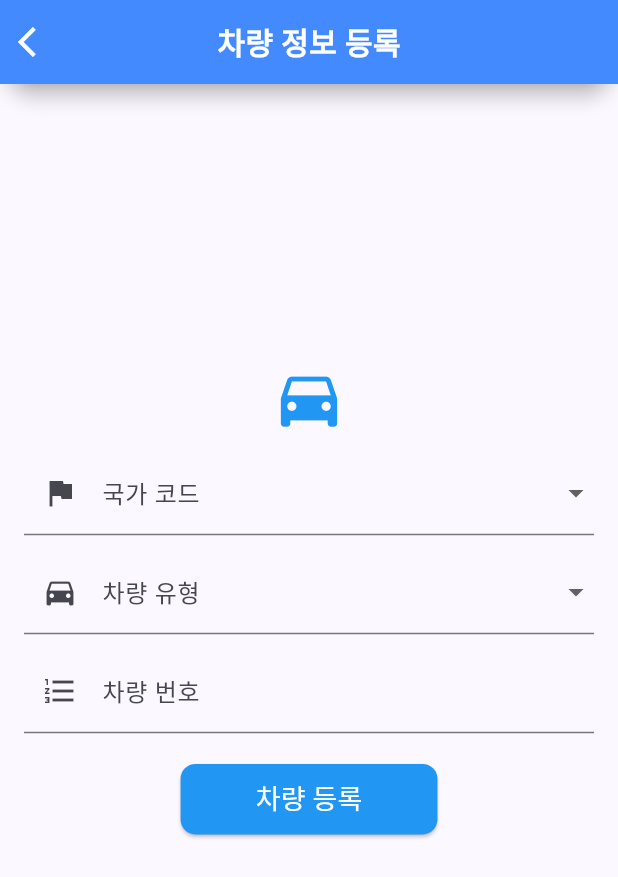
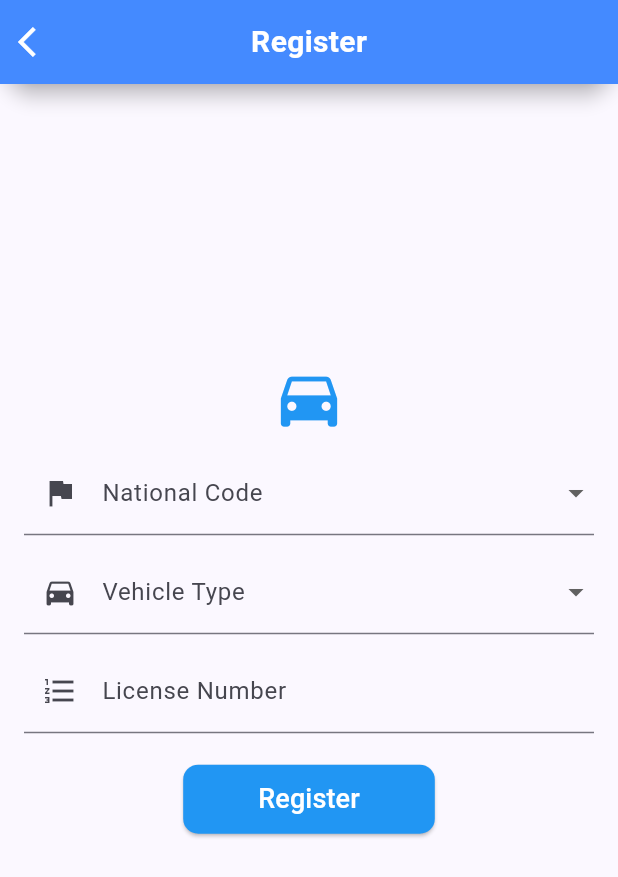
Before and after one commit to Ajou-Soft-19/service-app, a Flutter app: the RegisterVehiclePage screen opened directly, on a phone screen of 412 x 824 dp. Shown: the top 877 px of the screen. Run offline on Flutter 3.47's test engine with Material 3 defaults, Android fonts, the phone set to English and light mode, and no system bars; our stand-ins replace flutter_dotenv, flutter_secure_storage, font_awesome_flutter, google_maps_flutter, jwt_decoder, location and 1 more; missing offline and left inert: google_maps_webservice, smooth_compass; accounts and stored records are empty; network calls fail; statements that could not run were skipped.

Commit message:
feat: UI 개선, 언어를 영어로 변경

```diff
--- a/am_app/lib/screen/login/login_page.dart
+++ b/am_app/lib/screen/login/login_page.dart
@@ -19,7 +19,7 @@ class _LoginPageState extends State<LoginPage> {
     WidgetsBinding.instance.addPostFrameCallback((_) {
       final userProvider = Provider.of<UserProvider>(context, listen: false);
       if (userProvider.isLoginExpired) {
-        Assets().showErrorSnackBar(context, "로그인 토큰이 만료되었습니다. 다시 로그인해주세요.");
+        Assets().showErrorSnackBar(context, "Login Expired");
         userProvider.updateLoginExpired(false, false);
       }
     });
@@ -28,7 +28,7 @@ class _LoginPageState extends State<LoginPage> {
   @override
   Widget build(BuildContext context) {
     return Scaffold(
-      appBar: const CustomAppBar(title: "로그인", backButton: true),
+      appBar: const CustomAppBar(title: "Login", backButton: true),
       body: Center(
         child: SingleChildScrollView(
           child: Column(
@@ -83,7 +83,7 @@ class _LoginPageState extends State<LoginPage> {
                       Icon(Icons.mail_outline, size: 25, color: Colors.black),
                       SizedBox(width: 70),
                       Text(
-                        '이메일로 로그인',
+                        'Login with Email',
                         textAlign: TextAlign.center,
                         style: TextStyle(color: Colors.black),
                       ),
--- a/am_app/lib/screen/login/sign_up_page.dart
+++ b/am_app/lib/screen/login/sign_up_page.dart
@@ -79,7 +79,7 @@ class _SignUpPageState extends State<SignUpPage> {
   @override
   Widget build(BuildContext context) {
     return Scaffold(
-      appBar: const CustomAppBar(title: '계정 생성하기', backButton: true),
+      appBar: const CustomAppBar(title: 'Create Account', backButton: true),
       body: Center(
         child: SingleChildScrollView(
           child: Align(
@@ -100,10 +100,10 @@ class _SignUpPageState extends State<SignUpPage> {
                           FocusScope.of(context).requestFocus(emailFocusNode);
                         },
                         controller: _usernameController,
-                        decoration: _buildModernInputDecoration('유저 이름'),
+                        decoration: _buildModernInputDecoration('Username'),
                         validator: (value) {
                           if (value == null || value.isEmpty) {
-                            return '유저 이름을 입력해주세요';
+                            return 'Enter your username';
                           }
                           return null;
                         },
@@ -117,12 +117,12 @@ class _SignUpPageState extends State<SignUpPage> {
                               .requestFocus(phoneNumberFocusNode);
                         },
                         controller: _emailController,
-                        decoration: _buildModernInputDecoration('이메일'),
+                        decoration: _buildModernInputDecoration('Email'),
                         validator: (value) {
                           if (value == null || value.isEmpty) {
-                            return '이메일을 입력해주세요.';
+                            return 'Enter your email';
                           } else if (!_emailRegex.hasMatch(value)) {
-                            return '잘못된 이메일입니다.';
+                            return 'Enter a valid email address';
                           }
                           return null;
                         },
@@ -136,10 +136,10 @@ class _SignUpPageState extends State<SignUpPage> {
                               .requestFocus(passwordFocusNode);
                         },
                         controller: _phoneNumberController,
-                        decoration: _buildModernInputDecoration('전화번호'),
+                        decoration: _buildModernInputDecoration('Phone Number'),
                         validator: (value) {
                           if (value == null || value.isEmpty) {
-                            return '전화번호를 입력해주세요';
+                            return 'Enter your phone number';
                           }
                           return null;
                         },
@@ -154,15 +154,15 @@ class _SignUpPageState extends State<SignUpPage> {
                         },
                         controller: _passwordController,
                         obscureText: true,
-                        decoration: _buildModernInputDecoration('비밀번호'),
+                        decoration: _buildModernInputDecoration('Password'),
                         validator: (value) {
                           if (value == null || value.isEmpty) {
-                            return '비밀번호 길이는 최소 8글자입니다.';
+                            return 'Enter password more than 8 characters';
                           }
                           if (value.length < 8) {
-                            return '비밀번호 길이는 최소 8글자입니다.';
+                            return 'Enter password more than 8 characters';
                           } else if (!_passwordRegex.hasMatch(value)) {
-                            return "비밀번호는 알파벳, 숫자, 특수기호를 포함해야 합니다.";
+                            return "Enter password with at least 1 letter, 1 number, and 1 special character";
                           }
                           return null;
                         },
@@ -172,10 +172,11 @@ class _SignUpPageState extends State<SignUpPage> {
                         focusNode: confirmPasswordFocusNode,
                         controller: _confirmPasswordController,
                         obscureText: true,
-                        decoration: _buildModernInputDecoration('비밀번호 확인'),
+                        decoration:
+                            _buildModernInputDecoration('Confirm Password'),
                         validator: (value) {
                           if (value != _passwordController.text) {
-                            return '비밀번호가 일치하지 않습니다.';
+                            return 'Password does not match';
                           }
                           return null;
                         },
@@ -195,10 +196,10 @@ class _SignUpPageState extends State<SignUpPage> {
                                       await onCreatAccountPressed();
                                       Navigator.pop(context);
                                       Assets().showPopup(context,
-                                          '계정이 생성되었습니다.\n 로그인을 완료해주세요.');
+                                          'Account created successfully. Please log in.');
                                     } catch (e) {
-                                      Assets()
-                                          .showPopup(context, '계정 생성에 실패했습니다.');
+                                      Assets().showPopup(context,
+                                          'Account creation failed. Please try again.');
                                     }
                                     setState(() {
                                       _isLoading = false;
@@ -227,7 +228,7 @@ class _SignUpPageState extends State<SignUpPage> {
                                   ),
                                 )
                               : const Text(
-                                  '계정 생성',
+                                  'Create Account',
                                   style: TextStyle(
                                       fontSize: 18, color: Colors.white),
                                 ),
--- a/am_app/lib/screen/vehicle/register_vehicle_page.dart
+++ b/am_app/lib/screen/vehicle/register_vehicle_page.dart
@@ -24,7 +24,7 @@ class _RegisterVehiclePageState extends State<RegisterVehiclePage> {
     return DropdownButtonFormField<String>(
       value: _countryCode,
       decoration: const InputDecoration(
-        labelText: '국가 코드',
+        labelText: 'National Code',
         prefixIcon: Icon(Icons.flag),
       ),
       items: const [
@@ -34,7 +34,7 @@ class _RegisterVehiclePageState extends State<RegisterVehiclePage> {
         ),
         DropdownMenuItem(
           value: 'en-US',
-          child: Text('미국'),
+          child: Text('United States'),
         ),
       ],
       onChanged: (value) {
@@ -44,7 +44,7 @@ class _RegisterVehiclePageState extends State<RegisterVehiclePage> {
       },
       validator: (value) {
         if (value == null) {
-          return '국가 코드를 선택해주세요.';
+          return 'Please select a country code.';
         }
         return null;
       },
@@ -55,45 +55,45 @@ class _RegisterVehiclePageState extends State<RegisterVehiclePage> {
     return DropdownButtonFormField<String>(
       value: _vehicleType,
       decoration: const InputDecoration(
-        labelText: '차량 유형',
+        labelText: 'Vehicle Type',
         prefixIcon: Icon(Icons.directions_car),
       ),
       items: const [
         DropdownMenuItem(
+          value: 'AMBULANCE',
+          child: Text('AMBULANCE'),
+        ),
+        DropdownMenuItem(
+          value: 'FIRE_TRUCK_MEDIUM',
+          child: Text('FIRE_TRUCK_MEDIUM'),
+        ),
+        DropdownMenuItem(
+          value: 'FIRE_TRUCK_LARGE',
+          child: Text('FIRE_TRUCK_LARGE'),
+        ),
+        DropdownMenuItem(
           value: 'LIGHTWEIGHT_CAR',
-          child: Text('1종 경형자동차'),
+          child: Text('LIGHTWEIGHT_CAR'),
         ),
         DropdownMenuItem(
           value: 'SMALL_CAR',
-          child: Text('1종 소형차'),
+          child: Text('SMALL_CAR'),
         ),
         DropdownMenuItem(
           value: 'MEDIUM_CAR',
-          child: Text('2종 중형차'),
+          child: Text('MEDIUM_CAR'),
         ),
         DropdownMenuItem(
           value: 'LARGE_CAR',
-          child: Text('3종 대형차'),
+          child: Text('LARGE_CAR'),
         ),
         DropdownMenuItem(
           value: 'LARGE_TRUCK',
-          child: Text('4종 대형화물차'),
+          child: Text('LARGE_TRUCK'),
         ),
         DropdownMenuItem(
           value: 'SPECIAL_TRUCK',
-          child: Text('5종 특수화물차'),
-        ),
-        DropdownMenuItem(
-          value: 'AMBULANCE',
-          child: Text('구급차'),
-        ),
-        DropdownMenuItem(
-          value: 'FIRE_TRUCK_MEDIUM',
-          child: Text('소방차 중형'),
-        ),
-        DropdownMenuItem(
-          value: 'FIRE_TRUCK_LARGE',
-          child: Text('소방차 대형'),
+          child: Text('SPECIAL_TRUCK'),
         ),
       ],
       onChanged: (value) {
@@ -103,7 +103,7 @@ class _RegisterVehiclePageState extends State<RegisterVehiclePage> {
       },
       validator: (value) {
         if (value == null) {
-          return '차량 유형을 선택해주세요.';
+          return 'Please select a vehicle type.';
         }
         return null;
       },
@@ -113,7 +113,7 @@ class _RegisterVehiclePageState extends State<RegisterVehiclePage> {
   TextFormField buildLicenseNumberField() {
     return TextFormField(
       decoration: const InputDecoration(
-        labelText: '차량 번호',
+        labelText: 'License Number',
         prefixIcon: Icon(Icons.format_list_numbered),
       ),
       onChanged: (value) {
@@ -121,7 +121,7 @@ class _RegisterVehiclePageState extends State<RegisterVehiclePage> {
       },
       validator: (value) {
         if (value == null || value.isEmpty) {
-          return '차량 번호를 입력해주세요.';
+          return 'Please enter a license number.';
         }
         return null;
       },
@@ -134,7 +134,7 @@ class _RegisterVehiclePageState extends State<RegisterVehiclePage> {
     final height = MediaQuery.of(context).size.height;
     return Scaffold(
       appBar: const CustomAppBar(
-        title: '차량 정보 등록',
+        title: 'Register',
         backButton: true,
       ),
       body: Center(
@@ -183,7 +183,7 @@ class _RegisterVehiclePageState extends State<RegisterVehiclePage> {
                             horizontal: 50, vertical: 10),
                       ),
                       child: const Text(
-                        '차량 등록',
+                        'Register',
                         style: TextStyle(fontSize: 18),
                       ),
                     ),
--- a/am_app/lib/screen/vehicle/vehicle_list_page.dart
+++ b/am_app/lib/screen/vehicle/vehicle_list_page.dart
@@ -73,24 +73,25 @@ class _VehicleListPageState extends State<VehicleListPage> {
       context: context,
       builder: (BuildContext context) {
         return AlertDialog(
-          title: const Text("차량 삭제"),
-          content: const Text("정말로 이 차량을 삭제하시겠습니까?"),
+          title: const Text("Delete Vehicle"),
+          content: const Text("Are you sure you want to delete this vehicle?"),
           actions: <Widget>[
             TextButton(
-              child: const Text("취소"),
+              child: const Text("Cancel"),
               onPressed: () {
                 Navigator.of(context).pop();
                 Navigator.of(context).pop();
               },
             ),
             TextButton(
-              child: const Text("삭제", style: TextStyle(color: Colors.red)),
+              child: const Text("Confirm", style: TextStyle(color: Colors.red)),
               onPressed: () async {
                 try {
                   if (vehicleProvider.vehicleId != null &&
                       vehicle.vehicleId ==
                           int.parse(vehicleProvider.vehicleId!)) {
-                    throw Exception('현재 선택된 차량은 삭제할 수 없습니다.');
+                    throw Exception(
+                        'Cannot delete selected vehicle.\nUnselect the vehicle first.');
                   }
 
                   sleep(const Duration(milliseconds: 300));
@@ -120,15 +121,16 @@ class _VehicleListPageState extends State<VehicleListPage> {
         children: <Widget>[
           ListTile(
             leading: const Icon(Icons.edit),
-            title: const Text('수정'),
+            title: const Text('Edit'),
             onTap: () {
-              Assets().showErrorSnackBar(context, '수정 기능은 아직 지원하지 않습니다.');
+              Assets()
+                  .showErrorSnackBar(context, 'Edit is not implemented yet.');
               Navigator.of(context).pop();
             },
           ),
           ListTile(
             leading: const Icon(Icons.delete),
-            title: const Text('삭제'),
+            title: const Text('Delete'),
             onTap: () {
               onDelete(vehicle, vehicleProvider, userProvider);
             },
@@ -149,7 +151,7 @@ class _VehicleListPageState extends State<VehicleListPage> {
     final UserProvider userProvider = Provider.of<UserProvider>(context);
     return Scaffold(
       appBar: const CustomAppBar(
-        title: '차량 목록',
+        title: 'Vehicle List',
         backButton: true,
       ),
       body: isLoading
@@ -211,7 +213,7 @@ class _VehicleListPageState extends State<VehicleListPage> {
                             child: ListTile(
                               leading: const Icon(Icons.add,
                                   color: Colors.blue, size: 40),
-                              title: const Text('차량 추가',
+                              title: const Text('Register Vehicle',
                                   style: TextStyle(
                                       fontSize: 20,
                                       fontWeight: FontWeight.bold)),
--- a/am_app/pubspec.yaml
+++ b/am_app/pubspec.yaml
@@ -50,6 +50,7 @@ dependencies:
   cupertino_icons: ^1.0.2
   smooth_compass: ^2.0.8
   flutter_sensors: ^1.0.1
+  font_awesome_flutter: ^10.7.0
 
 
 dev_dependencies:
```
Also changed, not shown: am_app/lib/screen/admin/auth_request.dart (+21 -0 lines), am_app/lib/screen/login/id_pw_login_page.dart (+9 -9 lines), am_app/lib/screen/login/user_info_page.dart (+12 -7 lines), am_app/lib/screen/map/map_page.dart (+99 -6 lines), am_app/pubspec.lock.
